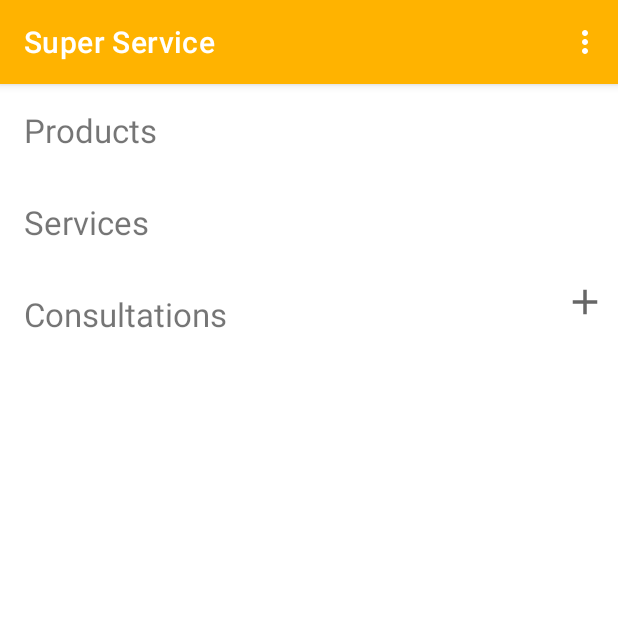
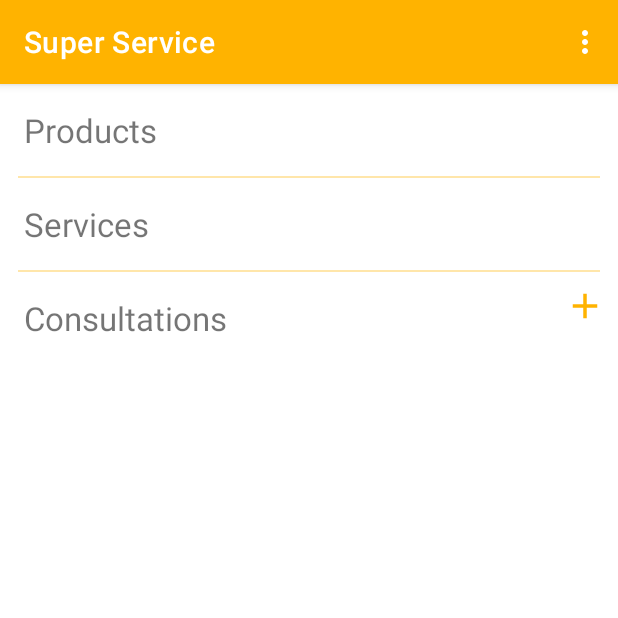
Before and after one commit to jameschristianw/super-service, an Android app: the MainActivity screen opened directly, with no data from a screen before it, on a phone screen of 412 x 824 dp, the top half of it. Run offline under Robolectric (Android 15) with nearby library versions, the phone set to English and light mode, and no system bars; 1 statement that could not run was skipped.

Commit message:
Adding service layout

```diff
--- a/app/src/main/java/com/pottatodev/myapplication/activity/ProductDetailActivity.java
+++ b/app/src/main/java/com/pottatodev/myapplication/activity/ProductDetailActivity.java
@@ -91,7 +91,7 @@ public class ProductDetailActivity extends AppCompatActivity {
         Glide.with(this).load(product.getImageUrl()).apply(options).into(imgProductDetailImage);
 
         tvProductDetailName.setText(product.getName());
-        tvProductDetailPrice.setText(product.getPrice());
+        tvProductDetailPrice.setText("Rp. " + product.getPrice());
         tvProductDetailDescription.setText(product.getDescription());
 
         btnBuyProduct.setOnClickListener((v) -> {
--- a/app/src/main/java/com/pottatodev/myapplication/adapter/ProductAdapter.java
+++ b/app/src/main/java/com/pottatodev/myapplication/adapter/ProductAdapter.java
@@ -46,7 +46,7 @@ public class ProductAdapter extends RecyclerView.Adapter<ProductAdapter.ProductV
 
         Glide.with(holder.itemView).load(products.get(position).getImageUrl()).apply(options).into(holder.imgProductImage);
         holder.tvProductName.setText(products.get(position).getName());
-        holder.tvProductPrice.setText(products.get(position).getPrice());
+        holder.tvProductPrice.setText("Rp. " + products.get(position).getPrice());
 
         holder.cvProduct.setOnClickListener( (v) -> {
             Intent intent = new Intent(context, ProductDetailActivity.class);
--- a/app/src/main/java/com/pottatodev/myapplication/fragment/ServiceFragment.java
+++ b/app/src/main/java/com/pottatodev/myapplication/fragment/ServiceFragment.java
@@ -29,6 +29,10 @@ public class ServiceFragment extends Fragment {
 
     public ServiceFragment(List<ServiceModel> services) {
         this.services = services;
+
+        if (services.size() > 0){
+            hasData = true;
+        }
         // Required empty public constructor
     }
 
@@ -39,7 +43,7 @@ public class ServiceFragment extends Fragment {
 
         View view = inflater.inflate(R.layout.fragment_service, container, false);
 
-        tvNoService = view.findViewById(R.id.tvNoData);
+        tvNoService = view.findViewById(R.id.tvNoService);
         recyclerView = view.findViewById(R.id.rvServiceList);
 
         if (hasData){
--- a/app/src/main/res/layout/activity_main.xml
+++ b/app/src/main/res/layout/activity_main.xml
@@ -22,6 +22,13 @@
         android:padding="8dp"
         />
 
+    <View
+        android:layout_width="match_parent"
+        android:layout_height="1dp"
+        android:background="@color/secondary_primary_70"
+        android:layout_marginHorizontal="@dimen/mediumPadding"
+        />
+
     <TextView
         android:layout_width="wrap_content"
         android:layout_height="wrap_content"
@@ -34,6 +41,13 @@
         android:layout_width="match_parent"
         android:layout_height="wrap_content"
         android:padding="8dp"
+        />
+
+    <View
+        android:layout_width="match_parent"
+        android:layout_height="1dp"
+        android:layout_marginHorizontal="@dimen/mediumPadding"
+        android:background="@color/secondary_primary_70"
         />
 
     <LinearLayout
@@ -58,6 +72,7 @@
             android:paddingEnd="@dimen/smallPadding"
             android:layout_gravity="center_vertical"
             android:src="@drawable/ic_baseline_add_48"
+            app:tint="@color/secondary_primary"
             />
 
     </LinearLayout>
--- a/app/src/main/res/values/colors.xml
+++ b/app/src/main/res/values/colors.xml
@@ -8,5 +8,6 @@
     <color name="secondary_primary">#ffb300</color>
     <color name="secondary_primary_dark">#c68400</color>
 
+    <color name="secondary_primary_70">#55ffb300</color>
 
 </resources>
```
Also changed, not shown: app/src/main/java/com/pottatodev/myapplication/adapter/ServiceAdapter.java (+9 -1 lines), app/src/main/res/layout/service_item.xml (+50 -7 lines).
